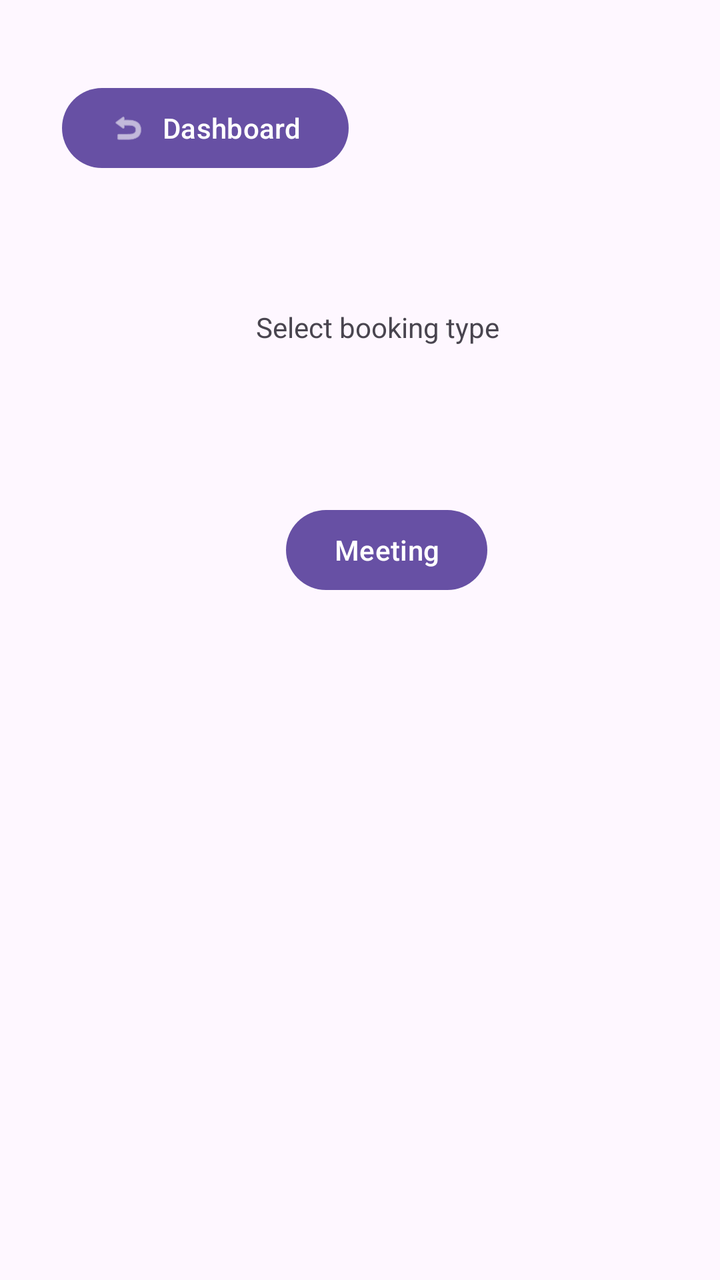
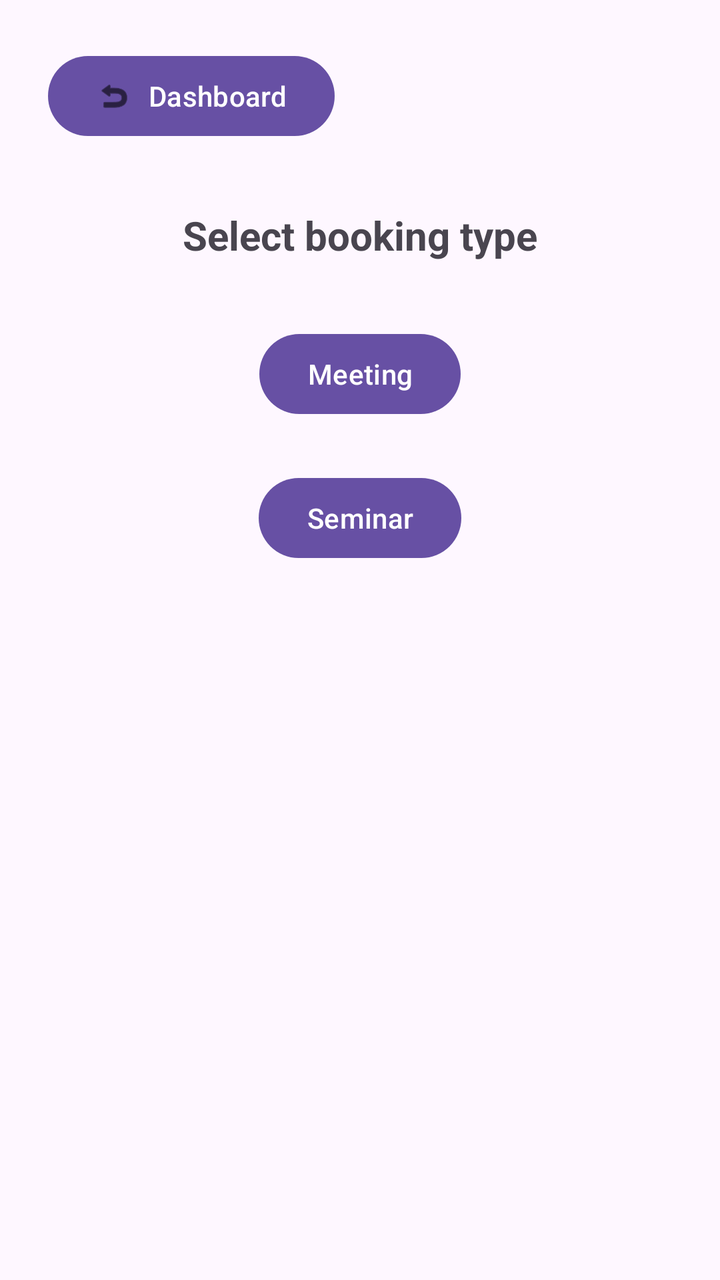

Compare the two renders of this Android layout. The source of the first and the diff that turns it into the second are given below.
<!-- AndroidManifest.xml: application theme Theme.EmployeeBooking -->
<!-- res/layout/activity_booking_type.xml -->
<?xml version="1.0" encoding="utf-8"?>
<androidx.constraintlayout.widget.ConstraintLayout xmlns:android="http://schemas.android.com/apk/res/android"
    xmlns:app="http://schemas.android.com/apk/res-auto"
    xmlns:tools="http://schemas.android.com/tools"
    android:id="@+id/main"
    android:layout_width="match_parent"
    android:layout_height="match_parent"
    tools:context=".booking_type">

    <Button
        android:id="@+id/dashboard"
        android:layout_width="wrap_content"
        android:layout_height="wrap_content"
        android:layout_marginStart="31dp"
        android:layout_marginTop="40dp"
        android:text="Dashboard"
        app:icon="@android:drawable/ic_menu_revert"
        app:layout_constraintStart_toStartOf="parent"
        app:layout_constraintTop_toTopOf="parent" />

    <TextView
        android:id="@+id/textView"
        android:layout_width="wrap_content"
        android:layout_height="wrap_content"
        android:layout_marginStart="97dp"
        android:layout_marginTop="66dp"
        android:text="Select booking type"
        app:layout_constraintStart_toStartOf="@+id/dashboard"
        app:layout_constraintTop_toBottomOf="@+id/dashboard" />

    <Button
        android:id="@+id/meeting"
        android:layout_width="wrap_content"
        android:layout_height="wrap_content"
        android:layout_marginTop="78dp"
        android:layout_marginEnd="6dp"
        android:text="Meeting"
        app:layout_constraintEnd_toEndOf="@+id/textView"
        app:layout_constraintTop_toBottomOf="@+id/textView" />

    <Button
        android:id="@+id/seminar"
        android:layout_width="wrap_content"
        android:layout_height="wrap_content"
        android:layout_marginStart="144dp"
        android:layout_marginTop="265dp"
        android:layout_marginBottom="264dp"
        android:text="Seminar"
        app:layout_constraintBottom_toBottomOf="parent"
        app:layout_constraintStart_toStartOf="parent"
        app:layout_constraintTop_toTopOf="@+id/textView"
        app:layout_constraintVertical_bias="0.0" />
</androidx.constraintlayout.widget.ConstraintLayout>
<!-- resources referenced by this layout -->
<resources>
  <style name="Theme.EmployeeBooking" parent="Base.Theme.EmployeeBooking" />
  <style name="Base.Theme.EmployeeBooking" parent="Theme.Material3.DayNight.NoActionBar">
          
          
      </style>
</resources>

<!-- the commit's change to res/layout/activity_booking_type.xml (unified diff, before → after) -->
@@ -1,5 +1,5 @@
 <?xml version="1.0" encoding="utf-8"?>
-<androidx.constraintlayout.widget.ConstraintLayout xmlns:android="http://schemas.android.com/apk/res/android"
+<ScrollView xmlns:android="http://schemas.android.com/apk/res/android"
     xmlns:app="http://schemas.android.com/apk/res-auto"
     xmlns:tools="http://schemas.android.com/tools"
     android:id="@+id/main"
@@ -7,47 +7,56 @@
     android:layout_height="match_parent"
     tools:context=".booking_type">
 
-    <Button
-        android:id="@+id/dashboard"
-        android:layout_width="wrap_content"
+    <androidx.constraintlayout.widget.ConstraintLayout
+        android:layout_width="match_parent"
         android:layout_height="wrap_content"
-        android:layout_marginStart="31dp"
-        android:layout_marginTop="40dp"
-        android:text="Dashboard"
-        app:icon="@android:drawable/ic_menu_revert"
-        app:layout_constraintStart_toStartOf="parent"
-        app:layout_constraintTop_toTopOf="parent" />
+        tools:context=".MainActivity">
 
-    <TextView
-        android:id="@+id/textView"
-        android:layout_width="wrap_content"
-        android:layout_height="wrap_content"
-        android:layout_marginStart="97dp"
-        android:layout_marginTop="66dp"
-        android:text="Select booking type"
-        app:layout_constraintStart_toStartOf="@+id/dashboard"
-        app:layout_constraintTop_toBottomOf="@+id/dashboard" />
+        <Button
+            android:id="@+id/dashboard"
+            android:layout_width="wrap_content"
+            android:layout_height="wrap_content"
+            android:layout_marginStart="24dp"
+            android:layout_marginTop="24dp"
+            android:text="Dashboard"
+            app:icon="@android:drawable/ic_menu_revert"
+            app:iconTint="#000000"
+            app:layout_constraintStart_toStartOf="parent"
+            app:layout_constraintTop_toTopOf="parent" />
 
-    <Button
-        android:id="@+id/meeting"
-        android:layout_width="wrap_content"
-        android:layout_height="wrap_content"
-        android:layout_marginTop="78dp"
-        android:layout_marginEnd="6dp"
-        android:text="Meeting"
-        app:layout_constraintEnd_toEndOf="@+id/textView"
-        app:layout_constraintTop_toBottomOf="@+id/textView" />
+        <TextView
+            android:id="@+id/textView"
+            android:layout_width="wrap_content"
+            android:layout_height="wrap_content"
+            android:layout_marginTop="32dp"
+            android:text="Select booking type"
+            android:textSize="20sp"
+            android:textStyle="bold"
+            app:layout_constraintEnd_toEndOf="parent"
+            app:layout_constraintStart_toStartOf="parent"
+            app:layout_constraintTop_toBottomOf="@+id/dashboard" />
 
-    <Button
-        android:id="@+id/seminar"
-        android:layout_width="wrap_content"
-        android:layout_height="wrap_content"
-        android:layout_marginStart="144dp"
-        android:layout_marginTop="265dp"
-        android:layout_marginBottom="264dp"
-        android:text="Seminar"
-        app:layout_constraintBottom_toBottomOf="parent"
-        app:layout_constraintStart_toStartOf="parent"
-        app:layout_constraintTop_toTopOf="@+id/textView"
-        app:layout_constraintVertical_bias="0.0" />
-</androidx.constraintlayout.widget.ConstraintLayout>
+        <Button
+            android:id="@+id/meeting"
+            android:layout_width="wrap_content"
+            android:layout_height="wrap_content"
+            android:layout_marginTop="32dp"
+            android:text="Meeting"
+            app:layout_constraintEnd_toEndOf="parent"
+            app:layout_constraintStart_toStartOf="parent"
+            app:layout_constraintTop_toBottomOf="@+id/textView" />
+
+        <Button
+            android:id="@+id/seminar"
+            android:layout_width="wrap_content"
+            android:layout_height="wrap_content"
+            android:layout_marginTop="24dp"
+            android:layout_marginBottom="32dp"
+            android:text="Seminar"
+            app:layout_constraintBottom_toBottomOf="parent"
+            app:layout_constraintEnd_toEndOf="parent"
+            app:layout_constraintStart_toStartOf="parent"
+            app:layout_constraintTop_toBottomOf="@+id/meeting" />
+
+    </androidx.constraintlayout.widget.ConstraintLayout>
+    </ScrollView>
